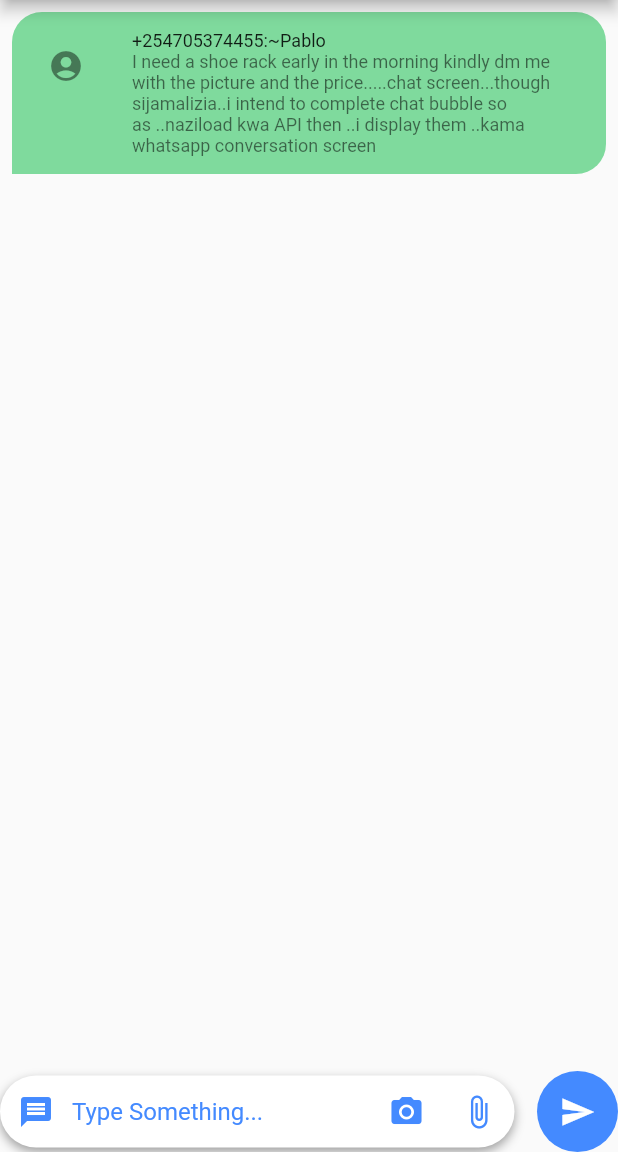
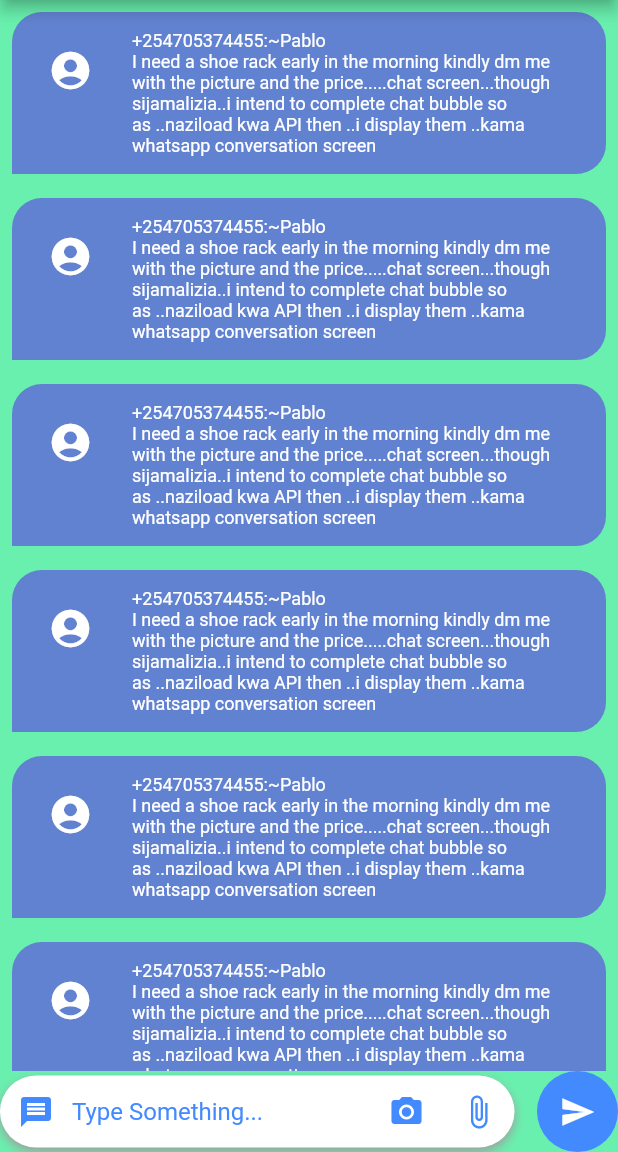
Before and after one commit to pablocybernetic/onfonapp, a Flutter app: the ConversationScreen screen opened directly, on a phone screen of 412 x 824 dp, the part 84-1236 px from its top. Run offline on Flutter 3.47's test engine with Material 2 defaults, Android fonts, the phone set to English and light mode, and no system bars; missing offline and left inert: soundpool; network calls fail.

Commit message:
sending completely

```diff
--- a/lib/conversation.dart
+++ b/lib/conversation.dart
@@ -37,17 +37,16 @@ class _ConversationScreenState extends State<ConversationScreen> {
             //     // fit: BoxFit.cover,
             //   ),
             // ),
-       child:  Column(
+            color: Colors.greenAccent,
+            child: Column(
               children: [
                 Container(
-
-
                   // image background
                   child: Expanded(
                     child: ListView.builder(
                       // scrollDirection: Axis.vertical,
-    shrinkWrap: true,
-                  itemCount: 1,
+                      //  shrinkWrap: true,
+                      itemCount: 10,
                       itemBuilder: (context, index) {
                         return Container(
                           // wrap with container to center the text
@@ -55,7 +54,7 @@ class _ConversationScreenState extends State<ConversationScreen> {
                           margin: const EdgeInsets.all(8.0),
                           padding: const EdgeInsets.all(8.0),
                           decoration: const BoxDecoration(
-                        color: Color.fromARGB(255, 127, 218, 157),
+                            color: Color.fromARGB(255, 97, 130, 208),
                             borderRadius: BorderRadius.only(
                               topLeft: Radius.circular(20.0),
                               topRight: Radius.circular(20.0),
@@ -67,17 +66,20 @@ class _ConversationScreenState extends State<ConversationScreen> {
                           child: const ListTile(
                             // stylle ListTile
 
-                        leading: Icon(Icons.account_circle),
+                            leading: Icon(Icons.account_circle,
+                                color: Colors.white, size: 30.0),
                             title: Text(
                               "+254705374455:~Pablo",
                               style: TextStyle(
                                 fontSize: 12,
+                                color: Colors.white,
                               ),
                             ),
                             subtitle: Text(
                               "I need a shoe rack early in the morning kindly dm me with the picture and the price.....chat screen...though sijamalizia..i intend to complete chat bubble so as ..naziload kwa API then ..i display them ..kama whatsapp conversation screen",
                               style: TextStyle(
                                 fontSize: 12,
+                                color: Colors.white,
                               ),
                             ),
                           ),
@@ -160,28 +162,37 @@ class _ConversationScreenState extends State<ConversationScreen> {
                               // send message
                               var headers = {
                                 'Content-Type': 'application/json',
-                    'Cookie': 'PHPSESSID=ijthim19qd8rjts5q6jsftgv0p0c3j9s'
+                                'Cookie':
+                                    'PHPSESSID=ijthim19qd8rjts5q6jsftgv0p0c3j9s'
                               };
-                        var request = http.Request('POST', Uri.parse('https://onfon.herokuapp.com/api/messages/message.php'));
+                              var request = http.Request(
+                                  'POST',
+                                  Uri.parse(
+                                      'https://onfon.herokuapp.com/api/messages/message.php'));
                               request.body = json.encode({
                                 "message_from": "+254705374455",
                                 "message_to": "22141",
                                 "message_body": message.text.toString(),
                                 "carrier": "Faiba"
                               });
+                               message.clear();
+
                               request.headers.addAll(headers);
 
-                        http.StreamedResponse response = await request.send();
+                              http.StreamedResponse response =
+                                  await request.send();
                               print(message.text.toString());
                               print('Response status: ${response.statusCode}');
-                          final String reply = await response.stream.bytesToString();
+                              final String reply =
+                                  await response.stream.bytesToString();
                               if (response.statusCode < 300) {
                                 // audio notification
                                 // ScaffoldMessenger.of(context)
                                 //     .showSnackBar(const SnackBar(
                                 //   content: Text('Message sent'),
                                 // ));
-                            Soundpool pool =  Soundpool(streamType: StreamType.notification);
+                                Soundpool pool = Soundpool(
+                                    streamType: StreamType.notification);
 
                                 int soundId = await rootBundle
                                     .load("assets/sounds/sentmessage.mp3")
@@ -197,18 +208,16 @@ class _ConversationScreenState extends State<ConversationScreen> {
                                       // display response body
                                       content: Text(reply),
                                       elevation: 24.0,
-                                backgroundColor: Color.fromARGB(255, 61, 184, 228),
+                                      backgroundColor:
+                                          Color.fromARGB(255, 61, 184, 228),
                                     );
                                   },
                                 );
                               }
                               // clear the text field
-                          message.clear();
                               // refresh the screen
                               setState(() {});
                               // notification sound
-
-
                             },
                           ),
                         )
@@ -217,8 +226,6 @@ class _ConversationScreenState extends State<ConversationScreen> {
                   ),
                 ),
               ],
-        )
-    )
-    );
+            )));
   }
 }
```
Lines whose indentation alone changed are shown as unchanged.
